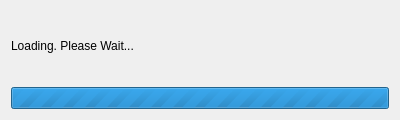
First picture: the form in client/src/blobbackup/ui/loadingdialog.ui, repository Blobbackup/Blobbackup, before the edit.
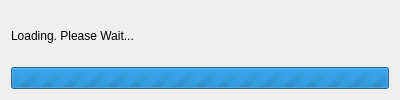
Second picture: the form after the edit.

Commit message: Decrease height

Diff of the .ui file:
```diff
--- a/client/src/blobbackup/ui/loadingdialog.ui
+++ b/client/src/blobbackup/ui/loadingdialog.ui
@@ -7,13 +7,13 @@
     <x>0</x>
     <y>0</y>
     <width>400</width>
-    <height>120</height>
+    <height>100</height>
    </rect>
   </property>
   <property name="minimumSize">
    <size>
     <width>400</width>
-    <height>120</height>
+    <height>100</height>
    </size>
   </property>
   <property name="windowTitle">
```
The commit also changes 1 other file.
